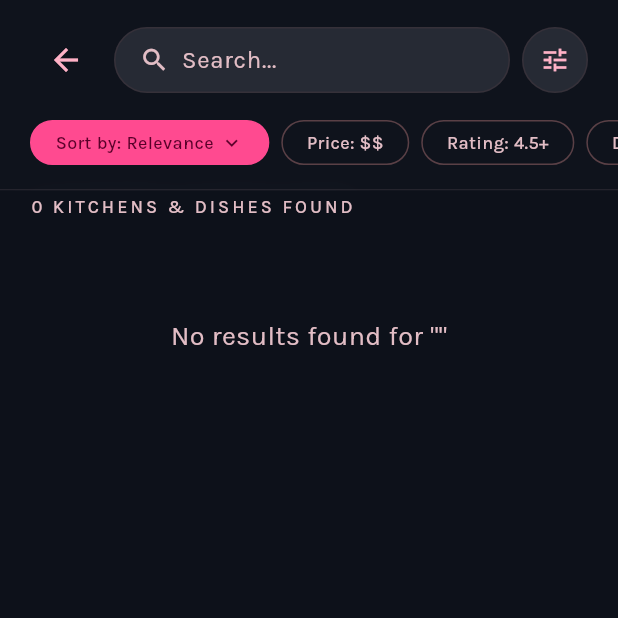
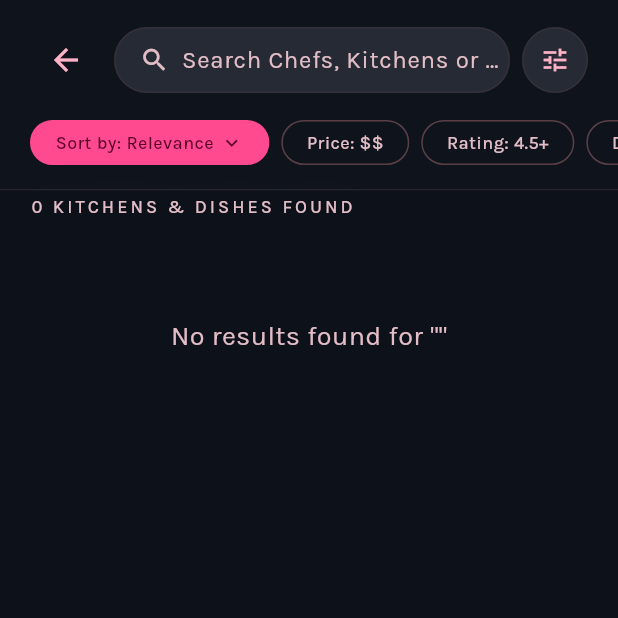
Before and after one commit to farrellfilbert/gochef, a Flutter app: the SearchResultsScreen screen opened directly, on a phone screen of 412 x 824 dp, the top half of it. Run offline on Flutter 3.47's test engine with Material 3 defaults, Android fonts, the phone set to English and light mode, and no system bars; our stand-ins replace flutter_map, google_fonts, google_sign_in, image_cropper, image_picker, latlong2 and 3 more; accounts and stored records are empty; network calls fail.

Commit message:
chore: update search bar placeholder text to 'Search Chefs, Kitchens or Meals…'

```diff
--- a/lib/screens/home/home_screen.dart
+++ b/lib/screens/home/home_screen.dart
@@ -279,7 +279,7 @@ class _HomeScreenState extends State<HomeScreen> {
                                 },
                                 style: AppTextStyles.bodyMd(color: AppColors.onSurface),
                                 decoration: InputDecoration(
-                                  hintText: 'Search student chefs or meals...',
+                                  hintText: 'Search Chefs, Kitchens or Meals…',
                                   hintStyle: AppTextStyles.bodyMd(color: AppColors.onSurfaceVariant),
                                   border: InputBorder.none,
                                 ),
--- a/lib/screens/search/search_modal.dart
+++ b/lib/screens/search/search_modal.dart
@@ -113,7 +113,7 @@ class _SearchModalState extends State<SearchModal> {
                             onSubmitted: _submitSearch,
                             textInputAction: TextInputAction.search,
                             decoration: InputDecoration(
-                              hintText: 'Search student chefs or meals...',
+                              hintText: 'Search Chefs, Kitchens or Meals…',
                               hintStyle: AppTextStyles.bodyMd(color: AppColors.onSurfaceVariant),
                               border: InputBorder.none,
                               isDense: true,
--- a/lib/screens/search/search_results_screen.dart
+++ b/lib/screens/search/search_results_screen.dart
@@ -188,8 +188,8 @@ class _SearchResultsScreenState extends State<SearchResultsScreen> {
                                           border: InputBorder.none,
                                           isDense: true,
                                           contentPadding: EdgeInsets.zero,
-                                          hintText: 'Search...',
-                                          hintStyle: TextStyle(color: AppColors.onSurfaceVariant),
+                                          hintText: 'Search Chefs, Kitchens or Meals…',
+                                          hintStyle: const TextStyle(color: AppColors.onSurfaceVariant),
                                         ),
                                       ),
                                     ),
```
Also changed, not shown: 2 other files.
